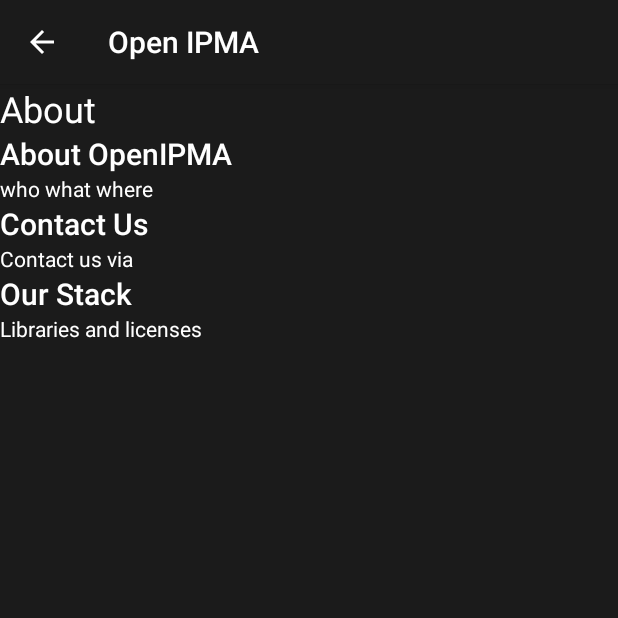
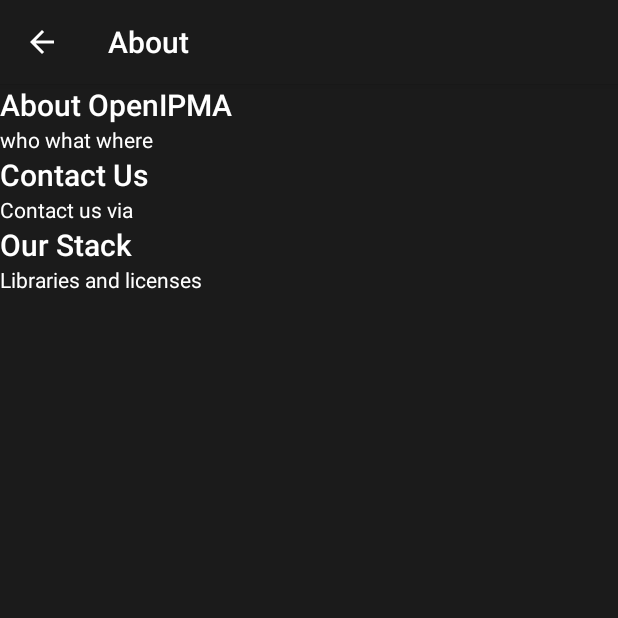
Before and after one commit to dfloureiro/open-ipma, an Android app: the screen it shows after launch (AboutActivity), in the options menu, after a tap on "About", on a phone screen of 412 x 824 dp, the top half of it. Run offline under Robolectric (Android 15) with nearby library versions, the phone set to English and light mode, and no system bars; our stand-ins replace Dagger/Hilt's generated code; libraries missing offline, so code that uses them is left out: com.jakewharton.retrofit2; 3 statements that could not run were skipped.

```diff
--- a/app/src/main/AndroidManifest.xml
+++ b/app/src/main/AndroidManifest.xml
@@ -24,6 +24,9 @@
         <activity
                 android:name=".AboutActivity">
         </activity>
+        <activity
+                android:name=".CityForecastsActivity">
+        </activity>
     </application>
 
 </manifest>
--- a/app/src/main/java/com/dfl/openipma/AboutActivity.kt
+++ b/app/src/main/java/com/dfl/openipma/AboutActivity.kt
@@ -1,23 +1,14 @@
 package com.dfl.openipma
 
 import android.os.Bundle
-import android.support.v7.app.AppCompatActivity
-import android.view.MenuItem
 
-class AboutActivity : AppCompatActivity() {
+class AboutActivity : BaseActivity() {
 
     override fun onCreate(savedInstanceState: Bundle?) {
         super.onCreate(savedInstanceState)
         setContentView(R.layout.about_activity)
         supportActionBar?.setDisplayHomeAsUpEnabled(true)
         supportActionBar?.setDisplayShowHomeEnabled(true)
-    }
-
-    override fun onOptionsItemSelected(item: MenuItem): Boolean {
-        when (item.itemId) {
-            android.R.id.home ->
-                finish()
-        }
-        return super.onOptionsItemSelected(item)
+        supportActionBar?.title = getString(R.string.about_toolbar_title)
     }
 }
--- /dev/null
+++ b/app/src/main/java/com/dfl/openipma/BaseActivity.kt
@@ -0,0 +1,25 @@
+package com.dfl.openipma
+
+import android.content.Intent
+import android.support.v7.app.AppCompatActivity
+import android.view.MenuItem
+
+open class BaseActivity : AppCompatActivity() {
+
+    override fun onOptionsItemSelected(item: MenuItem): Boolean {
+        return when (item.itemId) {
+            android.R.id.home -> {
+                finish()
+                true
+            }
+            R.id.settings -> {
+                true
+            }
+            R.id.about -> {
+                startActivity(Intent(this, AboutActivity::class.java))
+                true
+            }
+            else -> return super.onOptionsItemSelected(item)
+        }
+    }
+}
--- a/app/src/main/java/com/dfl/openipma/MainActivity.kt
+++ b/app/src/main/java/com/dfl/openipma/MainActivity.kt
@@ -1,18 +1,12 @@
 package com.dfl.openipma
 
-import android.content.Intent
 import android.os.Bundle
-import android.support.v4.app.Fragment
-import android.support.v7.app.AppCompatActivity
-import android.view.Menu
-import android.view.MenuInflater
-import android.view.MenuItem
 
-class MainActivity : AppCompatActivity() {
+class MainActivity : OptionsMenuActivity() {
 
     override fun onCreate(savedInstanceState: Bundle?) {
         super.onCreate(savedInstanceState)
-        setContentView(R.layout.activity_main)
+        setContentView(R.layout.base_activity)
 
         if (savedInstanceState == null) {
             supportFragmentManager.beginTransaction()
@@ -20,30 +14,4 @@ class MainActivity : AppCompatActivity() {
                 .commit()
         }
     }
-
-    override fun onCreateOptionsMenu(menu: Menu): Boolean {
-        val inflater: MenuInflater = menuInflater
-        inflater.inflate(R.menu.options_menu, menu)
-        return true
-    }
-
-    override fun onOptionsItemSelected(item: MenuItem): Boolean {
-        return when (item.itemId) {
-            R.id.settings -> {
-                true
-            }
-            R.id.about -> {
-                startActivity(Intent(this, AboutActivity::class.java))
-                true
-            }
-            else -> super.onOptionsItemSelected(item)
-        }
-    }
-
-    fun replaceFragment(fragment: Fragment, tag: String? = null) {
-        supportFragmentManager.beginTransaction()
-            .replace(android.R.id.content, fragment)
-            .addToBackStack(tag)
-            .commit()
-    }
 }
--- /dev/null
+++ b/app/src/main/java/com/dfl/openipma/OptionsMenuActivity.kt
@@ -0,0 +1,13 @@
+package com.dfl.openipma
+
+import android.view.Menu
+import android.view.MenuInflater
+
+open class OptionsMenuActivity : BaseActivity() {
+
+    override fun onCreateOptionsMenu(menu: Menu): Boolean {
+        val inflater: MenuInflater = menuInflater
+        inflater.inflate(R.menu.options_menu, menu)
+        return true
+    }
+}
--- a/app/src/main/res/layout/about_activity.xml
+++ b/app/src/main/res/layout/about_activity.xml
@@ -12,12 +12,6 @@
             android:orientation="vertical"
             android:layout_width="match_parent"
             android:layout_height="wrap_content">
-
-        <TextView
-                android:layout_width="match_parent"
-                android:layout_height="wrap_content"
-                android:textAppearance="@android:style/TextAppearance.Material.Headline"
-                android:text="About"/>
 
         <TextView
                 android:layout_width="match_parent"
--- a/app/src/main/res/layout/city_forecast_card.xml
+++ b/app/src/main/res/layout/city_forecast_card.xml
@@ -165,6 +165,7 @@
                 android:id="@+id/city_temp_status_icon"
                 android:layout_width="wrap_content"
                 android:layout_height="wrap_content"
+                android:contentDescription="temperature status"
                 app:layout_constraintLeft_toLeftOf="@id/city_card_temp_status"
                 app:layout_constraintRight_toRightOf="@+id/city_card_temp_status"
                 app:layout_constraintBottom_toTopOf="@+id/city_card_temp_status"
--- a/app/src/main/res/values/strings.xml
+++ b/app/src/main/res/values/strings.xml
@@ -1,3 +1,5 @@
 <resources>
-    <string name="app_name">Open IPMA</string>
+    <string name="app_name" translatable="false">Open IPMA</string>
+    <string name="home_toolbar_title">Places</string>
+    <string name="about_toolbar_title">About</string>
 </resources>
```
Also changed, not shown: app/src/main/java/com/dfl/openipma/CityForecastsActivity.kt (added, +29 -0 lines), app/src/main/java/com/dfl/openipma/CityForecastsFragment.kt (+3 -8 lines), app/src/main/java/com/dfl/openipma/HomeFragment.kt (+7 -1 lines), app/src/main/res/layout/base_activity.xml (renamed from app/src/main/res/layout/activity_main.xml).
